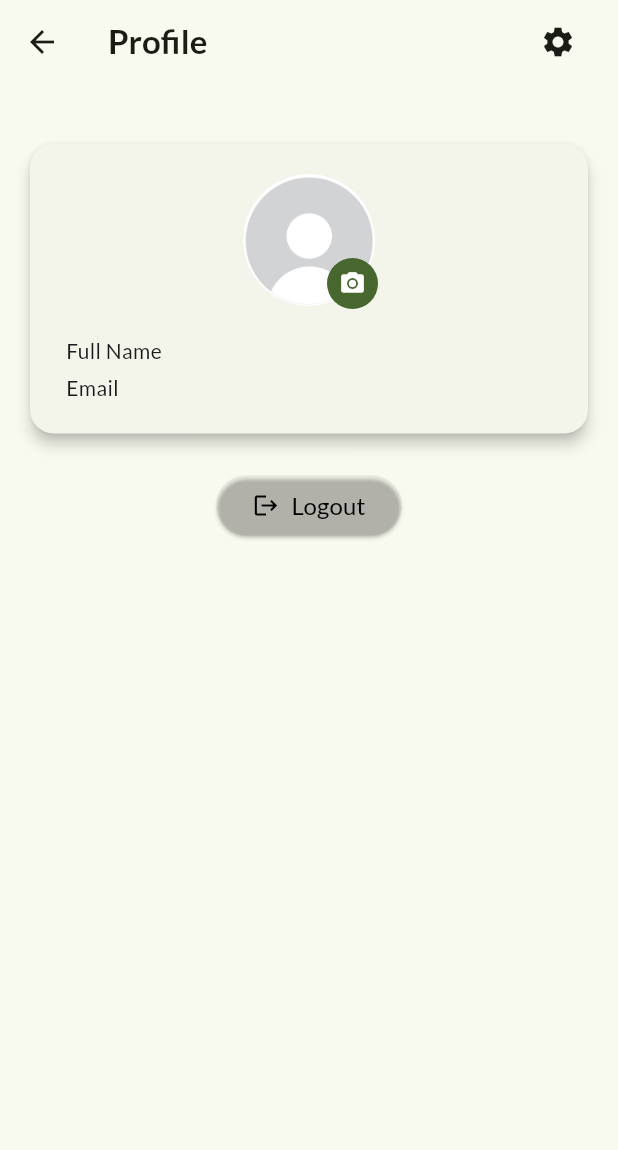
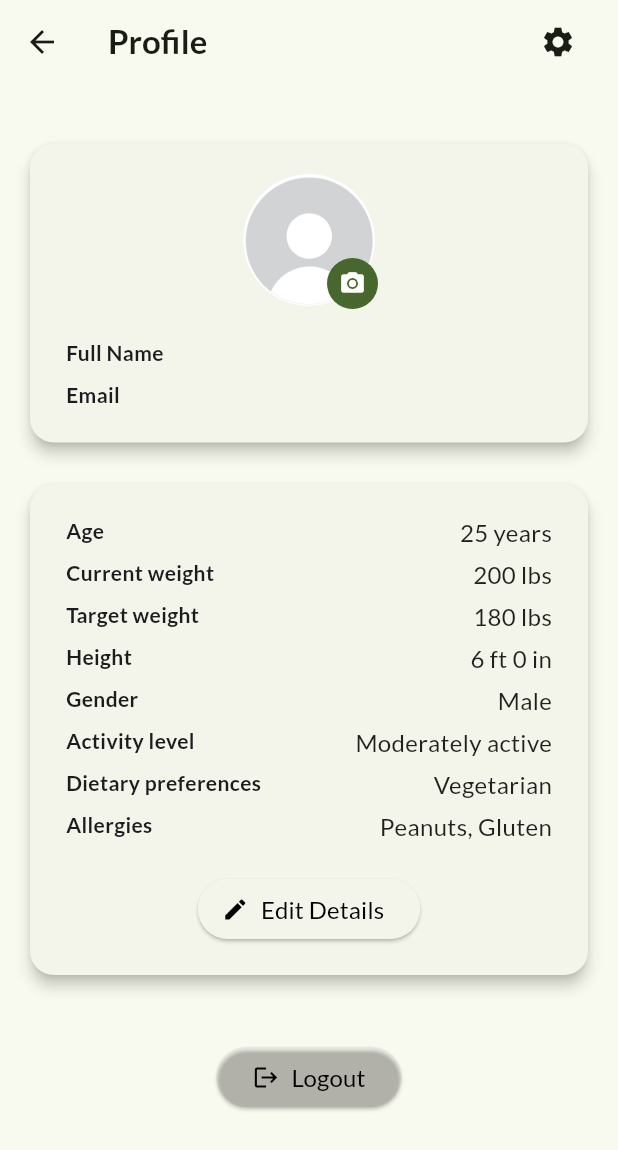
Before and after one commit to AlexisIvan2000/NutriAI-Lexis, a Flutter app: the ProfileScreen screen opened directly, on a phone screen of 412 x 824 dp. Shown: the top 1150 px of the screen. Run offline on Flutter 3.47's test engine with Material 3 defaults, Android fonts, the phone set to English and light mode, and no system bars; our stand-ins replace carousel_slider, cloud_firestore, firebase_auth, firebase_core, google_fonts, google_sign_in and 1 more; accounts and stored records are empty.

Commit message:
Added the PersonalDetails widget to the profile screen and improved the formatting of avatar information.

```diff
--- a/front_end/lib/screens/profile.dart
+++ b/front_end/lib/screens/profile.dart
@@ -2,6 +2,7 @@ import 'package:flutter/material.dart';
 import 'package:firebase_auth/firebase_auth.dart';
 import 'package:front_end/screens/home.dart';
 import 'package:front_end/widgets/profile/avatar.dart';
+import 'package:front_end/widgets/profile/personal_details.dart';
 
 class ProfileScreen extends StatelessWidget {
   const ProfileScreen({super.key});
@@ -41,6 +42,8 @@ class ProfileScreen extends StatelessWidget {
               const SizedBox(height: 20),
               const Avatar(),
               const SizedBox(height: 20),
+              const PersonalDetails(),
+              const SizedBox(height: 40),
               ElevatedButton(
                 onPressed: () {
                   logout();
--- a/front_end/lib/widgets/profile/avatar.dart
+++ b/front_end/lib/widgets/profile/avatar.dart
@@ -101,13 +101,15 @@ class _AvatarState extends State<Avatar> {
             const SizedBox(height: 20),
             Row(
               children: [
-                Text('Full Name', style: theme.textTheme.bodyMedium),
+                Text('Full Name', style: theme.textTheme.bodyMedium?.copyWith(
+                  fontWeight: FontWeight.bold,
+                )),
                 const Spacer(),
                 Text(
                   '${currentUser!.firstName} ${currentUser!.lastName}',
                   style: theme.textTheme.bodyMedium?.copyWith(
-                    fontWeight: FontWeight.bold,
                     color: Colors.black87,
+                    fontSize: 16,
                   ),
                 ),
               ],
@@ -115,13 +117,15 @@ class _AvatarState extends State<Avatar> {
             const SizedBox(height: 5),
             Row(
               children: [
-                Text('Email', style: theme.textTheme.bodyMedium),
+                Text('Email', style: theme.textTheme.bodyMedium?.copyWith(
+                  fontWeight: FontWeight.bold,
+                )),
                 const Spacer(),
                 Text(
                   currentUser!.email,
                   style: theme.textTheme.bodyMedium?.copyWith(
                     color: Colors.black87,
-                    fontWeight: FontWeight.bold,
+                    fontSize: 16,
                   ),
                 ),
               ],
--- /dev/null
+++ b/front_end/lib/widgets/profile/personal_details.dart
@@ -0,0 +1,172 @@
+import 'package:flutter/material.dart';
+
+class PersonalDetails extends StatefulWidget {
+  const PersonalDetails({super.key});
+
+  @override
+  State<PersonalDetails> createState() => _PersonalDetailsState();
+}
+
+class _PersonalDetailsState extends State<PersonalDetails> {
+  @override
+  Widget build(BuildContext context) {
+    return Card(
+      shape: RoundedRectangleBorder(borderRadius: BorderRadius.circular(16)),
+      elevation: 4,
+      child: Padding(
+        padding: const EdgeInsets.symmetric(vertical: 20, horizontal: 24),
+        child: Column(
+          crossAxisAlignment: CrossAxisAlignment.start,
+          children: [
+            Row(
+              children: [
+                Text('Age', style: Theme.of(context).textTheme.bodyMedium?.copyWith(
+                  fontWeight: FontWeight.bold,
+                )),
+                const Spacer(),
+                Text(
+                  '25 years',
+                  style: Theme.of(context).textTheme.bodyMedium?.copyWith(
+                    color: Colors.black87,
+                    fontSize: 16,
+                  ),
+                ),
+              ],
+            ),
+            const SizedBox(height: 5),
+            Row(
+              children: [
+                Text('Current weight', style: Theme.of(context).textTheme.bodyMedium?.copyWith(
+                  fontWeight: FontWeight.bold,
+                )),
+                const Spacer(),
+                Text(
+                  '200 lbs',
+                  style: Theme.of(context).textTheme.bodyMedium?.copyWith(
+                    color: Colors.black87,
+                    fontSize: 16,
+                  ),
+                ),
+              ],
+            ),
+            const SizedBox(height: 5),
+            Row(
+              children: [
+                Text('Target weight', style: Theme.of(context).textTheme.bodyMedium?.copyWith(
+                  fontWeight: FontWeight.bold,
+                )),
+                const Spacer(),
+                Text(
+                  '180 lbs',
+                  style: Theme.of(context).textTheme.bodyMedium?.copyWith(
+                    color: Colors.black87,
+                    fontSize: 16,
+                  ),
+                ),
+              ],
+            ),
+            const SizedBox(height: 5),
+            Row(
+              children: [
+                Text('Height', style: Theme.of(context).textTheme.bodyMedium?.copyWith(
+                  fontWeight: FontWeight.bold,
+                )),
+                const Spacer(),
+                Text(
+                  '6 ft 0 in',
+                  style: Theme.of(context).textTheme.bodyMedium?.copyWith(
+                    color: Colors.black87,
+                    fontSize: 16,
+                  ),
+                ),
+              ],
+            ),
+            const SizedBox(height: 5),
+            Row(
+              children: [
+                Text('Gender', style: Theme.of(context).textTheme.bodyMedium?.copyWith(
+                  fontWeight: FontWeight.bold,
+                )),
+                const Spacer(),
+                Text(
+                  'Male',
+                  style: Theme.of(context).textTheme.bodyMedium?.copyWith(
+                    color: Colors.black87,
+                    fontSize: 16,
+                  ),
+                ),
+              ],
+            ),
+            const SizedBox(height: 5),
+            Row(
+              children: [
+                Text('Activity level', style: Theme.of(context).textTheme.bodyMedium?.copyWith(
+                  fontWeight: FontWeight.bold,
+                )),
+                const Spacer(),
+                Text(
+                  'Moderately active',
+                  style: Theme.of(context).textTheme.bodyMedium?.copyWith(
+                    color: Colors.black87,
+                    fontSize: 16,
+                  ),
+                ),
+              ],
+            ),
+            const SizedBox(height: 5),
+            Row(
+              children: [
+                Text('Dietary preferences', style: Theme.of(context).textTheme.bodyMedium?.copyWith(
+                  fontWeight: FontWeight.bold,
+                )),
+                const Spacer(),
+                Text(
+                  'Vegetarian',
+                  style: Theme.of(context).textTheme.bodyMedium?.copyWith(
+                    color: Colors.black87,
+                    fontSize: 16,
+                  ),
+                ),
+              ],
+            ),
+            const SizedBox(height: 5),
+            Row(
+              children: [
+                Text('Allergies', style: Theme.of(context).textTheme.bodyMedium?.copyWith(
+                  fontWeight: FontWeight.bold,
+                )),
+                const Spacer(),
+                Text(
+                  'Peanuts, Gluten',
+                  style: Theme.of(context).textTheme.bodyMedium?.copyWith(
+                    color: Colors.black87,
+                    fontSize: 16,
+                  ),
+                ),
+              ],
+            ),
+            const SizedBox(height: 20),
+            Row(
+              mainAxisAlignment: MainAxisAlignment.center,
+              children: [
+                ElevatedButton.icon(
+                  onPressed: () {
+                    // Action to edit personal details
+                  },
+                  icon: const Icon(Icons.edit, color: Color.fromARGB(255, 0, 0, 0),),
+                  label: const Text('Edit Details', style: TextStyle(
+                    color: Color.fromARGB(255, 0, 0, 0),
+                    fontSize: 16,
+                  ),),
+                ),
+              ],
+            ),
+
+          ],
+
+        ),
+
+      ),
+    );
+  }
+}
```
